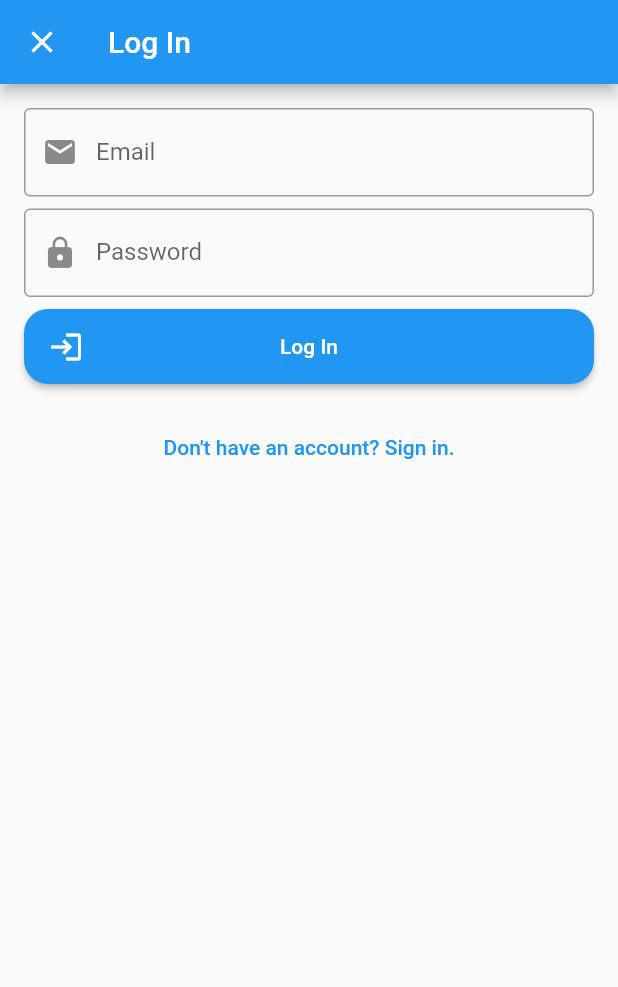
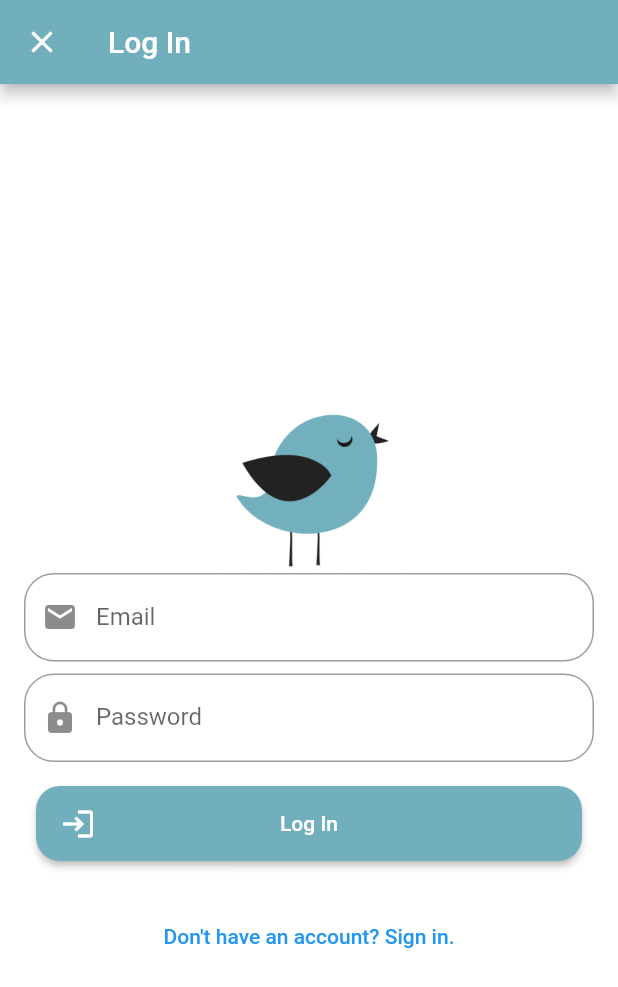
Before and after one commit to DumanIbrahm/PigeonApp, a Flutter app: the screen it shows after launch, after a tap on "Sign In with Email and Password", on a phone screen of 412 x 824 dp. Shown: the top 987 px of the screen. Run offline on Flutter 3.47's test engine with Material 2 defaults, Android fonts, the phone set to English and light mode, and no system bars; our stand-ins replace cloud_firestore, firebase_auth, firebase_core, firebase_storage, get_it, google_sign_in and 1 more; missing offline and left inert: firebase_app_check; accounts and stored records are empty; network calls fail.

Commit message:
The icon of the application has been changed. Made some color adjustments.

```diff
--- a/lib/Pages/landing_page.dart
+++ b/lib/Pages/landing_page.dart
@@ -1,6 +1,7 @@
 import 'package:flutter/material.dart';
 import 'package:pigeon_app/Pages/home_page.dart';
 import 'package:pigeon_app/Pages/sign_in_page.dart';
+import 'package:pigeon_app/palette.dart';
 import 'package:pigeon_app/viewModels/user_view_model.dart';
 import 'package:provider/provider.dart';
 
--- a/lib/Pages/profile_page.dart
+++ b/lib/Pages/profile_page.dart
@@ -3,6 +3,7 @@ import 'package:flutter/material.dart';
 import 'package:image_picker/image_picker.dart';
 import 'package:pigeon_app/Widgets/social_button.dart';
 import 'package:pigeon_app/helper/alert_dialog_platform_sensitive.dart';
+import 'package:pigeon_app/palette.dart';
 import 'package:pigeon_app/viewModels/user_view_model.dart';
 import 'package:provider/provider.dart';
 
@@ -35,7 +36,9 @@ class _ProfilePageState extends State<ProfilePage> {
     _userNameController.text = userViewModel.getUser!.userName!;
 
     return Scaffold(
+        backgroundColor: Pallete.backgroundColor,
         appBar: AppBar(
+          backgroundColor: Pallete.appBarColor,
           title: const Text("Profile"),
           actions: [
             IconButton(
--- a/lib/Pages/sign_in_page.dart
+++ b/lib/Pages/sign_in_page.dart
@@ -1,6 +1,7 @@
 import 'package:flutter/material.dart';
 import 'package:pigeon_app/Widgets/social_button.dart';
 import 'package:pigeon_app/helper/sign_in_with_email.dart';
+import 'package:pigeon_app/palette.dart';
 import 'package:pigeon_app/viewModels/user_view_model.dart';
 import 'package:provider/provider.dart';
 
@@ -11,7 +12,7 @@ class SignInPage extends StatelessWidget {
   Widget build(BuildContext context) {
     return SafeArea(
       child: Scaffold(
-        backgroundColor: Colors.white,
+        backgroundColor: Pallete.backgroundColor,
         body: Container(
           padding: const EdgeInsets.all(16),
           child: Column(
@@ -19,14 +20,6 @@ class SignInPage extends StatelessWidget {
             mainAxisSize: MainAxisSize.max,
             crossAxisAlignment: CrossAxisAlignment.stretch,
             children: <Widget>[
-              // const Text(
-              //   "Sign In",
-              //   textAlign: TextAlign.center,
-              //   style: TextStyle(fontWeight: FontWeight.bold, fontSize: 32),
-              // ),
-              // const SizedBox(
-              //   height: 8,
-              // ),
               const Image(
                 width: 200,
                 height: 200,
--- a/lib/helper/exception_handler.dart
+++ b/lib/helper/exception_handler.dart
@@ -5,6 +5,8 @@ class ExceptionHandler {
         return "Your email address appears to be malformed.";
       case "email-already-in-use":
         return "The email address is already in use by another account.";
+      case "Email or password is incorrect.":
+        return "Email or password is incorrect.";
       default:
         return "An undefined Error happened.";
     }
--- a/lib/helper/sign_in_with_email.dart
+++ b/lib/helper/sign_in_with_email.dart
@@ -3,6 +3,7 @@ import 'package:flutter/services.dart';
 import 'package:pigeon_app/Widgets/social_button.dart';
 import 'package:pigeon_app/helper/alert_dialog_platform_sensitive.dart';
 import 'package:pigeon_app/helper/exception_handler.dart';
+import 'package:pigeon_app/palette.dart';
 import 'package:pigeon_app/viewModels/user_view_model.dart';
 import 'package:provider/provider.dart';
 
@@ -20,6 +21,7 @@ class _SignInWithEmailAndPasswordState
     extends State<SignInWithEmailAndPassword> {
   String email = "";
   String password = "";
+  String password2 = "";
   String buttonText = "";
   String linkText = "";
   var formType = FormType.logIn;
@@ -39,17 +41,24 @@ class _SignInWithEmailAndPasswordState
     }
 
     return Scaffold(
+      backgroundColor: Pallete.backgroundColor,
       appBar: AppBar(
-        title: const Text("Log In"),
+        backgroundColor: Pallete.appBarColor,
+        title: Text(
+          "Log In",
+          style: TextStyle(color: Pallete.backgroundColor),
+        ),
       ),
       body: userModel.state == ViewState.idle
-          ? SingleChildScrollView(
+          ? Center(
+              child: SingleChildScrollView(
                 child: Padding(
                   padding: const EdgeInsets.all(16.0),
                   child: Form(
                     key: _formKey,
                     child: Column(
                       children: [
+                        Image.asset("images/icon.png", width: 150, height: 150),
                         TextFormField(
                           keyboardType: TextInputType.emailAddress,
                           decoration: InputDecoration(
@@ -59,7 +68,9 @@ class _SignInWithEmailAndPasswordState
                             prefixIcon: const Icon(Icons.email),
                             labelText: "Email",
                             hintText: "Enter your email",
-                          border: const OutlineInputBorder(),
+                            border: OutlineInputBorder(
+                              borderRadius: BorderRadius.circular(20.0),
+                            ),
                           ),
                           onChanged: (value) => email = value,
                         ),
@@ -73,21 +84,44 @@ class _SignInWithEmailAndPasswordState
                             prefixIcon: const Icon(Icons.lock),
                             labelText: "Password",
                             hintText: "Enter your password",
-                          border: const OutlineInputBorder(),
+                            border: OutlineInputBorder(
+                              borderRadius: BorderRadius.circular(20.0),
+                            ),
                           ),
                           onChanged: (value) => password = value,
                         ),
                         const SizedBox(height: 8),
-                      SocialLoginButton(
+                        formType == FormType.register
+                            ? TextFormField(
+                                obscureText: true,
+                                decoration: InputDecoration(
+                                  errorText: password == password2
+                                      ? null
+                                      : "Passwords do not match",
+                                  prefixIcon: const Icon(Icons.lock),
+                                  labelText: "Password",
+                                  hintText: "Enter your password again",
+                                  border: OutlineInputBorder(
+                                    borderRadius: BorderRadius.circular(20.0),
+                                  ),
+                                ),
+                                onChanged: (value) => password2 = value,
+                              )
+                            : const SizedBox(),
+                        Padding(
+                          padding: const EdgeInsets.all(8.0),
+                          child: SocialLoginButton(
                             buttonText: buttonText,
                             butonColor: Theme.of(context).primaryColor,
                             buttonIcon: const Icon(Icons.login),
                             onPressed: () => _formSubmit(),
                           ),
+                        ),
                         const SizedBox(height: 10),
                         TextButton(
                             onPressed: () => _change(), child: Text(linkText))
                       ],
+                    ),
                   ),
                 ),
               ),
@@ -106,21 +140,18 @@ class _SignInWithEmailAndPasswordState
       try {
         await userModel.signInWithEmailAndPassword(email, password);
       } on PlatformException catch (e) {
+        String mesaj = ExceptionHandler.getErrorMessage(e.code.toString());
         AlertDialogPlatformSesitive(
-                title: "Error",
-                content: ExceptionHandler.getErrorMessage(e.code.toString()),
-                defaultActionText: "OK")
+                title: "Error", content: mesaj, defaultActionText: "OK")
             .show(context);
       }
     } else {
       try {
         await userModel.createUserWithEmailAndPassword(email, password);
       } on PlatformException catch (e) {
-        ExceptionHandler.getErrorMessage(e.code.toString());
+        String mesaj = ExceptionHandler.getErrorMessage(e.code.toString());
         AlertDialogPlatformSesitive(
-                title: "Error",
-                content: ExceptionHandler.getErrorMessage(e.code.toString()),
-                defaultActionText: "OK")
+                title: "Error", content: mesaj, defaultActionText: "OK")
             .show(context);
       }
     }
--- a/lib/main.dart
+++ b/lib/main.dart
@@ -3,6 +3,7 @@ import 'package:firebase_core/firebase_core.dart';
 import 'package:flutter/material.dart';
 import 'package:pigeon_app/Pages/landing_page.dart';
 import 'package:pigeon_app/locator.dart';
+import 'package:pigeon_app/palette.dart';
 import 'package:pigeon_app/viewModels/user_view_model.dart';
 import 'package:provider/provider.dart';
 
@@ -26,7 +27,7 @@ class MyApp extends StatelessWidget {
       child: MaterialApp(
           title: 'Pigeon App',
           theme: ThemeData(
-            primarySwatch: Colors.blue,
+            primaryColor: Pallete.appBarColor,
           ),
           debugShowCheckedModeBanner: false,
           home: const LandingPage()),
--- /dev/null
+++ b/lib/palette.dart
@@ -0,0 +1,8 @@
+import 'package:flutter/material.dart';
+
+class Pallete {
+  static Color backgroundColor = Colors.white;
+  static Color appBarColor = const Color.fromRGBO(114, 175, 189, 100);
+  static Color buttonColor = const Color.fromRGBO(34, 34, 34, 100);
+  static Color textColor = Colors.black87;
+}
--- a/lib/viewModels/user_view_model.dart
+++ b/lib/viewModels/user_view_model.dart
@@ -99,6 +99,7 @@ class UserViewModel with ChangeNotifier implements AuthBase {
       }
       return user;
     } else {
+      passwordErrorMesaj = "Email or password is incorrect.";
       return null;
     }
   }
```
Also changed, not shown: lib/Pages/message_page.dart (+8 -8 lines), lib/Pages/users_page.dart (+11 -2 lines), lib/helper/alert_dialog_platform_sensitive.dart (+20 -9 lines), images/icon.png (added). Lines whose indentation alone changed are shown as unchanged.
